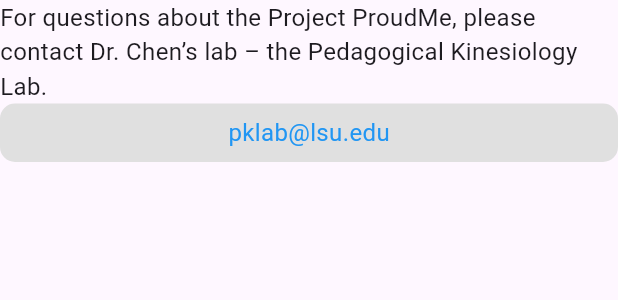
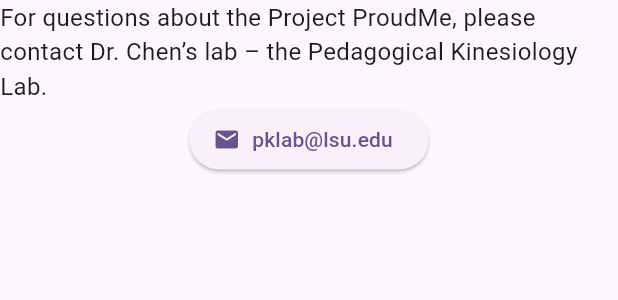
Before and after one commit to ProudMeLSU/project-proudme-mobile, a Flutter app: the IntroductionFooterWidget widget shown alone on an empty page, opened directly, on a phone screen of 412 x 824 dp. Shown: the top 300 px of the screen. Run offline on Flutter 3.47's test engine with Material 3 defaults, Android fonts, the phone set to English and light mode, and no system bars; Roboto replaces fonts that are missing (Montserrat).

Commit message:
Updated mailto UI on main screen.

```diff
--- a/lib/introduction/introduction_footer_section.dart
+++ b/lib/introduction/introduction_footer_section.dart
@@ -21,8 +21,9 @@
               regularText,
               style: TextStyle(fontSize: 16.0, fontFamily: 'Montserrat'),
           ),
-          GestureDetector(
-            onTap: () async {
+          Center(
+            child: ElevatedButton.icon(
+              onPressed: () async {
                 String mailUrl = 'mailto:$clickableText';
                 try {
                   await _launchUrl(Uri.parse(mailUrl));
@@ -30,22 +31,9 @@
                   //Log error
                 }
               },
-            child: Container(
-              padding: EdgeInsets.all(8.0),
-              alignment: Alignment.center,
-              decoration: BoxDecoration(
-                color: Colors.grey[300],
-                borderRadius: BorderRadius.circular(10.0),
+              icon: Icon(Icons.email),
+              label: Text('$clickableText'),
             ),
-              child: Text(
-                clickableText,
-                style: TextStyle(
-                  fontSize: 16.0,
-                  fontFamily: 'Montserrat',
-                  color: Colors.blue,
-                ),
-              ),
-            )
           ),
         ],
       ),
```
Lines whose indentation alone changed are shown as unchanged.
